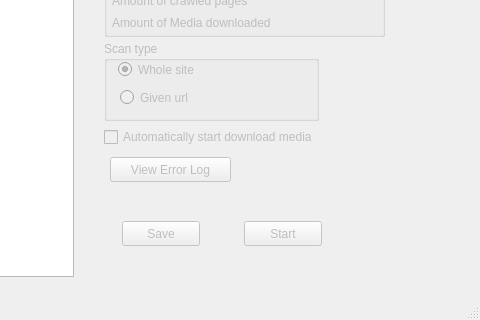
Above: ui/mediasitedownloder.ui from pussbb/QMediaSiteDownloader before the change; both pictures show x 146 to 626 and y 141 to 461 of the 626 by 461 pixel window. Below: the same form after it.
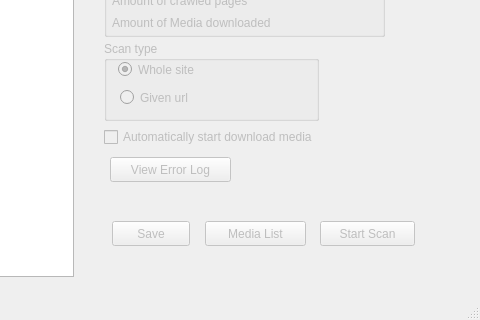
That is the form after the change. Icons and pictures are not drawn.

Commit message: added media list

```diff
--- a/ui/mediasitedownloder.ui
+++ b/ui/mediasitedownloder.ui
@@ -219,7 +219,7 @@
          </property>
          <property name="geometry">
           <rect>
-           <x>26</x>
+           <x>16</x>
            <y>304</y>
            <width>78</width>
            <height>25</height>
@@ -232,14 +232,14 @@
         <widget class="QPushButton" name="startscan">
          <property name="geometry">
           <rect>
-           <x>148</x>
+           <x>224</x>
            <y>304</y>
-           <width>78</width>
+           <width>95</width>
            <height>25</height>
           </rect>
          </property>
          <property name="text">
-          <string>Start</string>
+          <string>Start Scan</string>
          </property>
         </widget>
         <widget class="QLabel" name="task_url">
@@ -268,6 +268,19 @@
           <string>View Error Log</string>
          </property>
         </widget>
+        <widget class="QPushButton" name="viewMediaList">
+         <property name="geometry">
+          <rect>
+           <x>109</x>
+           <y>304</y>
+           <width>101</width>
+           <height>25</height>
+          </rect>
+         </property>
+         <property name="text">
+          <string>Media List</string>
+         </property>
+        </widget>
        </widget>
       </widget>
       <widget class="QWidget" name="parse_info">
```
Left out of the diff: 28 changed lines with no effect on the pictures. The commit also changes 4 other files.
